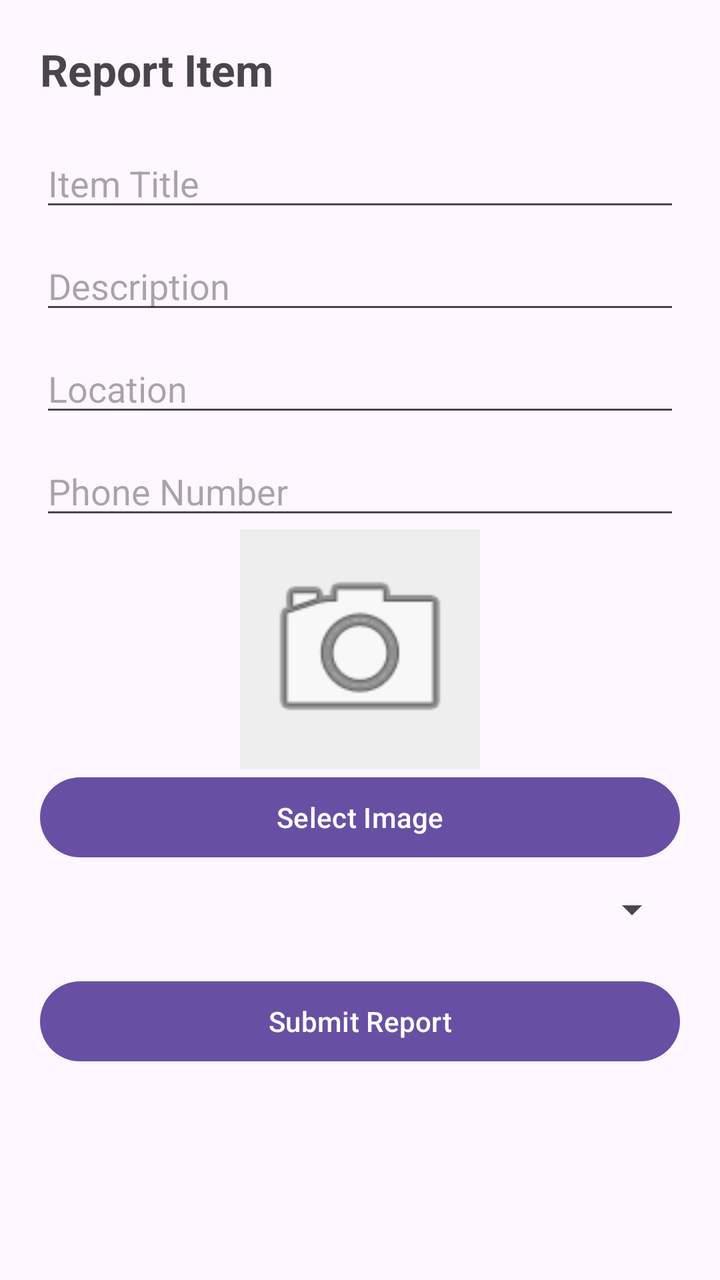
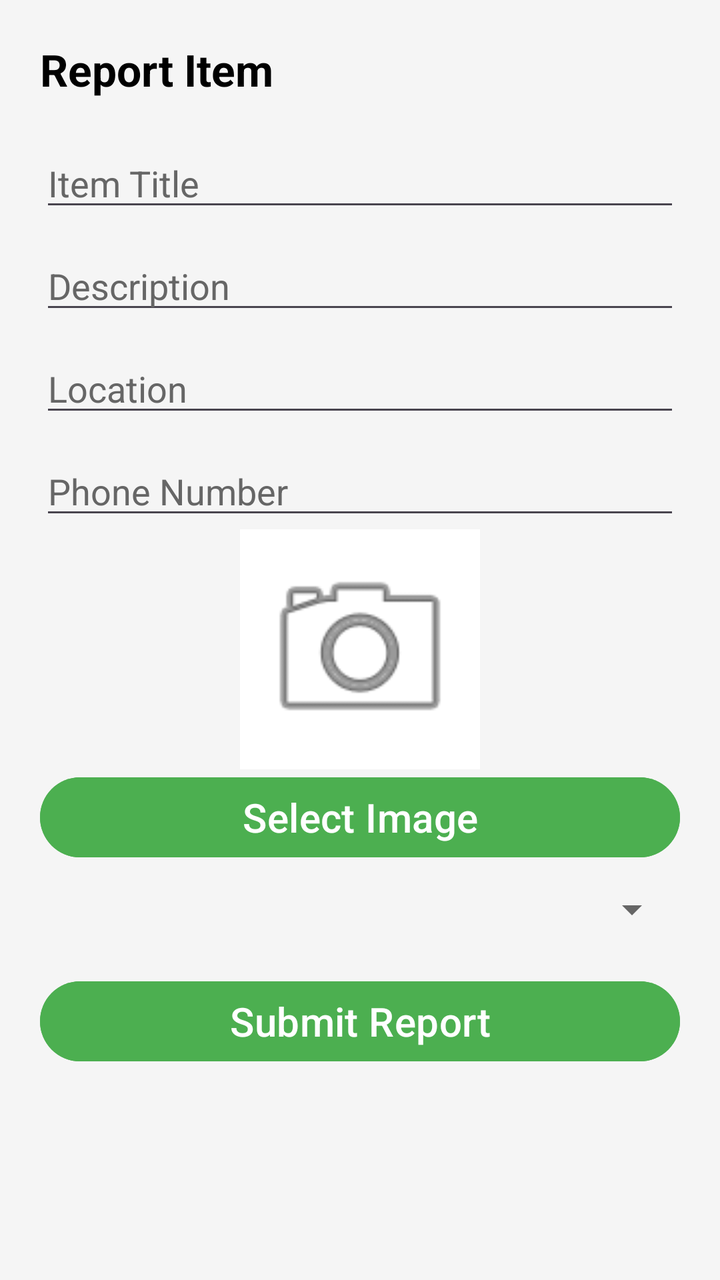

The first picture is an Android layout as it rendered before a commit; the second is the same layout after the commit. The layout source and the unified diff follow.
<!-- AndroidManifest.xml: application theme Theme.LostandFound -->
<!-- res/layout/activity_report_item.xml -->
<?xml version="1.0" encoding="utf-8"?>
<ScrollView xmlns:android="http://schemas.android.com/apk/res/android"
    android:padding="20dp"
    android:layout_width="match_parent"
    android:layout_height="match_parent">

    <LinearLayout
        android:orientation="vertical"
        android:layout_width="match_parent"
        android:layout_height="wrap_content">

        <TextView
            android:text="Report Item"
            android:textSize="22sp"
            android:textStyle="bold"
            android:layout_marginBottom="20dp"
            android:layout_width="wrap_content"
            android:layout_height="wrap_content"/>

        <EditText
            android:id="@+id/titleInput"
            android:hint="Item Title"
            android:layout_width="match_parent"
            android:layout_height="wrap_content"/>

        <EditText
            android:id="@+id/descInput"
            android:hint="Description"
            android:layout_marginTop="10dp"
            android:layout_width="match_parent"
            android:layout_height="wrap_content"/>

        <EditText
            android:id="@+id/locationInput"
            android:hint="Location"
            android:layout_marginTop="10dp"
            android:layout_width="match_parent"
            android:layout_height="wrap_content"/>

        <EditText
            android:id="@+id/phoneInput"
            android:hint="Phone Number"
            android:inputType="phone"
            android:layout_marginTop="10dp"
            android:layout_width="match_parent"
            android:layout_height="wrap_content"/>

        <ImageView
    android:id="@+id/itemImage"
    android:layout_width="120dp"
    android:layout_height="120dp"
    android:layout_gravity="center"
    android:src="@android:drawable/ic_menu_camera"
    android:scaleType="centerCrop"
    android:background="#EEEEEE"
    android:padding="8dp"/>

<Button
    android:id="@+id/selectImageBtn"
    android:layout_width="match_parent"
    android:layout_height="wrap_content"
    android:text="Select Image"/>

        <Spinner
            android:id="@+id/typeSpinner"
            android:layout_marginTop="10dp"
            android:layout_width="match_parent"
            android:layout_height="wrap_content"/>

        <Button
            android:id="@+id/reportBtn"
            android:text="Submit Report"
            android:layout_marginTop="20dp"
            android:layout_width="match_parent"
            android:layout_height="wrap_content"/>

    </LinearLayout>

</ScrollView>
<!-- resources referenced by this layout -->
<resources>
  <style name="Theme.LostandFound" parent="Base.Theme.LostandFound" />
  <style name="Base.Theme.LostandFound" parent="Theme.Material3.DayNight.NoActionBar">
          
          
      </style>
</resources>

<!-- the commit's change to res/layout/activity_report_item.xml (unified diff, before → after) -->
@@ -2,7 +2,8 @@
 <ScrollView xmlns:android="http://schemas.android.com/apk/res/android"
     android:padding="20dp"
     android:layout_width="match_parent"
-    android:layout_height="match_parent">
+    android:layout_height="match_parent"
+    android:background="@color/background">
 
     <LinearLayout
         android:orientation="vertical"
@@ -15,27 +16,34 @@
             android:textStyle="bold"
             android:layout_marginBottom="20dp"
             android:layout_width="wrap_content"
-            android:layout_height="wrap_content"/>
+            android:layout_height="wrap_content"
+            android:textColor="@color/text_primary"/>
 
         <EditText
             android:id="@+id/titleInput"
             android:hint="Item Title"
             android:layout_width="match_parent"
-            android:layout_height="wrap_content"/>
+            android:layout_height="wrap_content"
+            android:textColor="@color/text_primary"
+            android:textColorHint="@color/text_secondary"/>
 
         <EditText
             android:id="@+id/descInput"
             android:hint="Description"
             android:layout_marginTop="10dp"
             android:layout_width="match_parent"
-            android:layout_height="wrap_content"/>
+            android:layout_height="wrap_content"
+            android:textColor="@color/text_primary"
+            android:textColorHint="@color/text_secondary"/>
 
         <EditText
             android:id="@+id/locationInput"
             android:hint="Location"
             android:layout_marginTop="10dp"
             android:layout_width="match_parent"
-            android:layout_height="wrap_content"/>
+            android:layout_height="wrap_content"
+            android:textColor="@color/text_primary"
+            android:textColorHint="@color/text_secondary"/>
 
         <EditText
             android:id="@+id/phoneInput"
@@ -43,7 +51,9 @@
             android:inputType="phone"
             android:layout_marginTop="10dp"
             android:layout_width="match_parent"
-            android:layout_height="wrap_content"/>
+            android:layout_height="wrap_content"
+            android:textColor="@color/text_primary"
+            android:textColorHint="@color/text_secondary"/>
 
         <ImageView
     android:id="@+id/itemImage"
@@ -52,27 +62,34 @@
     android:layout_gravity="center"
     android:src="@android:drawable/ic_menu_camera"
     android:scaleType="centerCrop"
-    android:background="#EEEEEE"
+    android:background="@color/card"
     android:padding="8dp"/>
 
-<Button
-    android:id="@+id/selectImageBtn"
-    android:layout_width="match_parent"
-    android:layout_height="wrap_content"
-    android:text="Select Image"/>
+        <Button
+            android:id="@+id/selectImageBtn"
+            android:layout_width="match_parent"
+            android:layout_height="wrap_content"
+            android:backgroundTint="@color/accent"
+            android:text="Select Image"
+            android:textColor="@android:color/white"
+            android:textSize="20sp" />
 
         <Spinner
             android:id="@+id/typeSpinner"
             android:layout_marginTop="10dp"
+            android:backgroundTint="@color/text_secondary"
             android:layout_width="match_parent"
             android:layout_height="wrap_content"/>
 
         <Button
             android:id="@+id/reportBtn"
+            android:layout_width="match_parent"
+            android:layout_height="wrap_content"
+            android:layout_marginTop="20dp"
+            android:backgroundTint="@color/accent"
             android:text="Submit Report"
-            android:layout_marginTop="20dp"
-            android:layout_width="match_parent"
-            android:layout_height="wrap_content"/>
+            android:textColor="@android:color/white"
+            android:textSize="20sp" />
 
     </LinearLayout>
 
<!-- resource entries referenced after the edit -->
@@ -1,5 +1,10 @@
 <!-- resources referenced by this layout -->
 <resources>
+  <color name="accent">#4CAF50</color>
+  <color name="background">#F5F5F5</color>
+  <color name="card">#FFFFFF</color>
+  <color name="text_primary">#000000</color>
+  <color name="text_secondary">#666666</color>
   <style name="Theme.LostandFound" parent="Base.Theme.LostandFound" />
   <style name="Base.Theme.LostandFound" parent="Theme.Material3.DayNight.NoActionBar">
           
